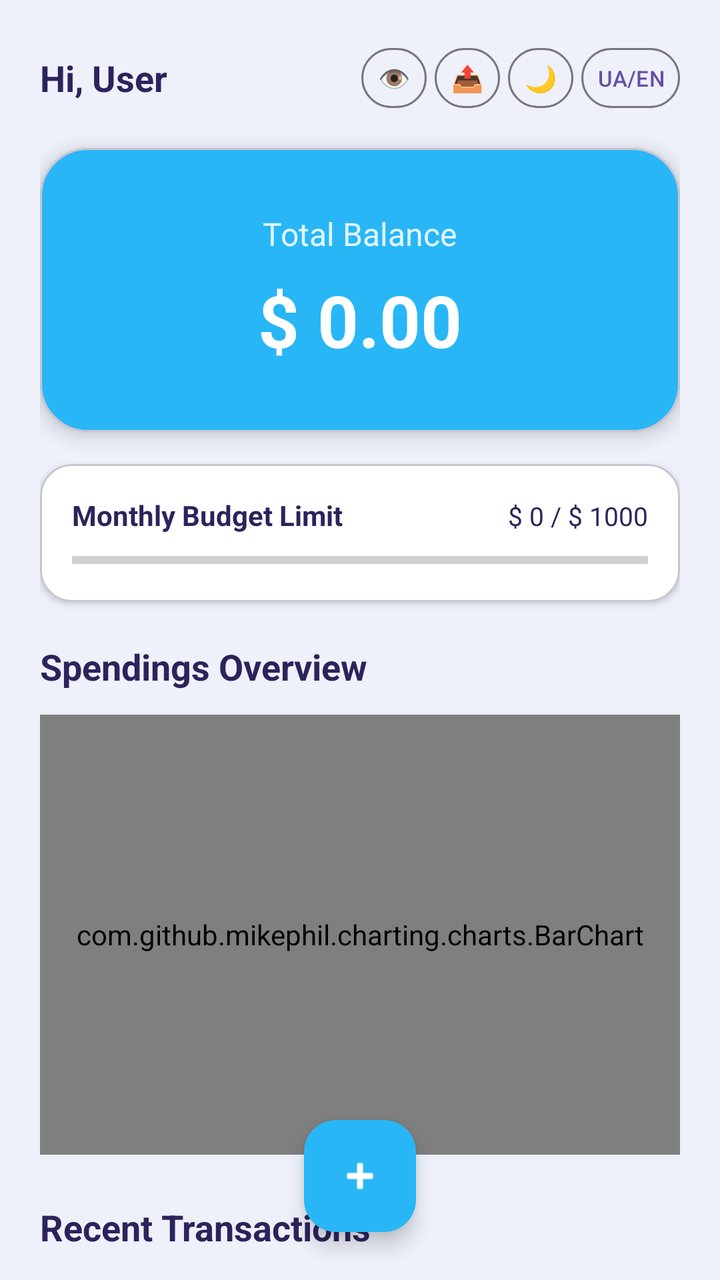
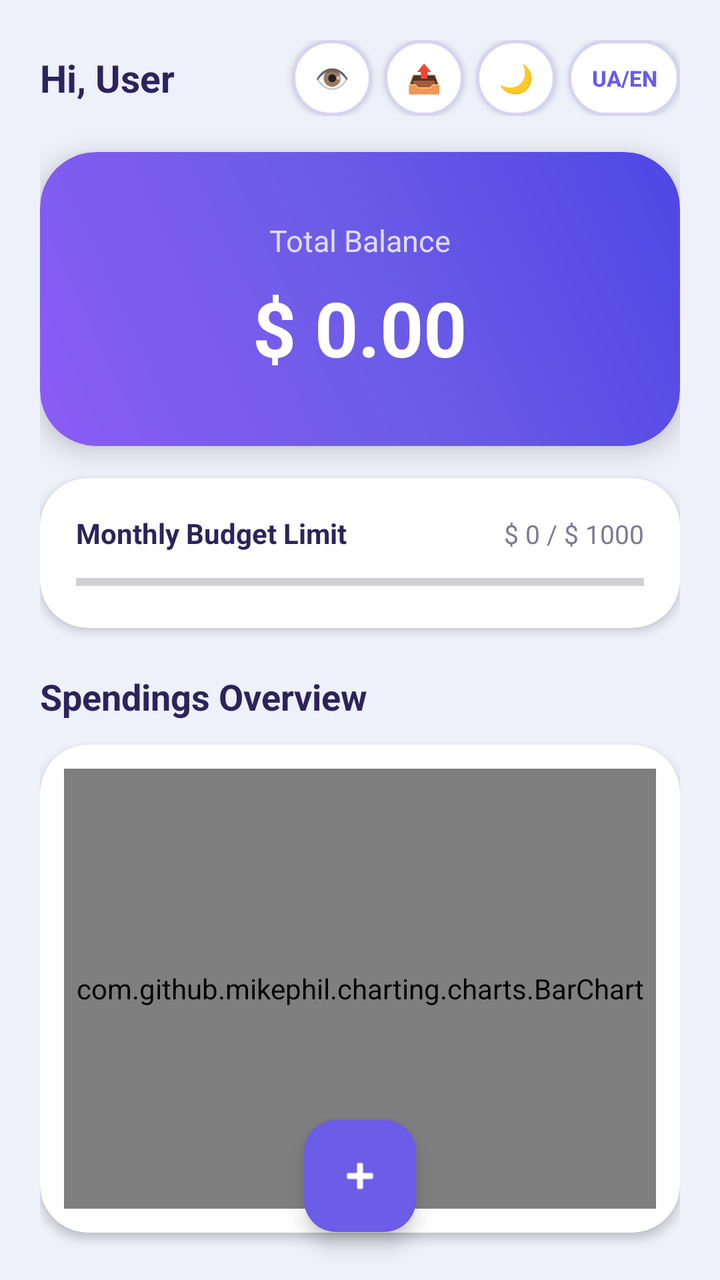

An Android layout rendered at two revisions. The XML below is the earlier revision; the diff shows what the commit changed to produce the second picture.
<!-- AndroidManifest.xml: application theme Theme.TrackFinance -->
<!-- res/layout/activity_main.xml -->
<?xml version="1.0" encoding="utf-8"?>
<androidx.coordinatorlayout.widget.CoordinatorLayout
        xmlns:android="http://schemas.android.com/apk/res/android"
        xmlns:app="http://schemas.android.com/apk/res-auto"
        android:id="@+id/main"
        android:layout_width="match_parent"
        android:layout_height="match_parent"
        android:background="@color/bg_screen">

    <androidx.core.widget.NestedScrollView
            android:layout_width="match_parent"
            android:layout_height="match_parent"
            android:padding="20dp"
            android:clipToPadding="false"
            android:paddingBottom="90dp">

        <LinearLayout
                android:layout_width="match_parent"
                android:layout_height="wrap_content"
                android:orientation="vertical">

            
            <LinearLayout
                    android:layout_width="match_parent"
                    android:layout_height="wrap_content"
                    android:orientation="horizontal"
                    android:gravity="center_vertical"
                    android:layout_marginBottom="16dp">

                <TextView
                        android:id="@+id/tvGreeting"
                        android:layout_width="0dp"
                        android:layout_height="wrap_content"
                        android:layout_weight="1"
                        android:text="Hi, User"
                        android:textSize="18sp"
                        android:textStyle="bold"
                        android:textColor="@color/text_primary" />

                <Button
                        android:id="@+id/btnPrivacy"
                        style="@style/Widget.Material3.Button.OutlinedButton"
                        android:layout_width="wrap_content"
                        android:layout_height="38dp"
                        android:text="👁️"
                        android:textSize="13sp"
                        android:minWidth="0dp"
                        android:paddingHorizontal="8dp"
                        android:layout_marginEnd="4dp" />

                <Button
                        android:id="@+id/btnShare"
                        style="@style/Widget.Material3.Button.OutlinedButton"
                        android:layout_width="wrap_content"
                        android:layout_height="38dp"
                        android:text="📤"
                        android:textSize="13sp"
                        android:minWidth="0dp"
                        android:paddingHorizontal="8dp"
                        android:layout_marginEnd="4dp" />

                <Button
                        android:id="@+id/btnTheme"
                        style="@style/Widget.Material3.Button.OutlinedButton"
                        android:layout_width="wrap_content"
                        android:layout_height="38dp"
                        android:text="🌙"
                        android:textSize="13sp"
                        android:minWidth="0dp"
                        android:paddingHorizontal="8dp"
                        android:layout_marginEnd="4dp" />

                <Button
                        android:id="@+id/btnLanguage"
                        style="@style/Widget.Material3.Button.OutlinedButton"
                        android:layout_width="wrap_content"
                        android:layout_height="38dp"
                        android:text="UA/EN"
                        android:textSize="11sp"
                        android:minWidth="0dp"
                        android:paddingHorizontal="8dp" />
            </LinearLayout>

            
            <com.google.android.material.card.MaterialCardView
                    android:layout_width="match_parent"
                    android:layout_height="wrap_content"
                    android:layout_marginBottom="16dp"
                    app:cardCornerRadius="24dp"
                    app:cardElevation="6dp"
                    app:cardBackgroundColor="#29B6F6">

                <LinearLayout
                        android:layout_width="match_parent"
                        android:layout_height="wrap_content"
                        android:orientation="vertical"
                        android:gravity="center"
                        android:paddingVertical="32dp"
                        android:paddingHorizontal="20dp">

                    <TextView
                            android:layout_width="wrap_content"
                            android:layout_height="wrap_content"
                            android:text="@string/total_balance"
                            android:textColor="#E1F5FE"
                            android:textSize="16sp"
                            android:layout_marginBottom="8dp" />

                    <TextView
                            android:id="@+id/tvTotalBalance"
                            android:layout_width="wrap_content"
                            android:layout_height="wrap_content"
                            android:text="$ 0.00"
                            android:textColor="@android:color/white"
                            android:textSize="36sp"
                            android:textStyle="bold" />
                </LinearLayout>
            </com.google.android.material.card.MaterialCardView>

            
            <com.google.android.material.card.MaterialCardView
                    android:id="@+id/cardBudget"
                    android:layout_width="match_parent"
                    android:layout_height="wrap_content"
                    android:layout_marginBottom="20dp"
                    app:cardCornerRadius="16dp"
                    app:cardElevation="2dp"
                    app:cardBackgroundColor="@color/card_bg">

                <LinearLayout
                        android:layout_width="match_parent"
                        android:layout_height="wrap_content"
                        android:orientation="vertical"
                        android:padding="16dp">

                    <LinearLayout
                            android:layout_width="match_parent"
                            android:layout_height="wrap_content"
                            android:orientation="horizontal"
                            android:layout_marginBottom="8dp">

                        <TextView
                                android:layout_width="0dp"
                                android:layout_height="wrap_content"
                                android:layout_weight="1"
                                android:text="@string/budget_limit_title"
                                android:textStyle="bold"
                                android:textSize="14sp"
                                android:textColor="@color/text_primary" />

                        <TextView
                                android:id="@+id/tvBudgetStatus"
                                android:layout_width="wrap_content"
                                android:layout_height="wrap_content"
                                android:text="$ 0 / $ 1000"
                                android:textSize="13sp"
                                android:textColor="@color/text_primary" />
                    </LinearLayout>

                    <ProgressBar
                            android:id="@+id/progressBudget"
                            style="?android:attr/progressBarStyleHorizontal"
                            android:layout_width="match_parent"
                            android:layout_height="10dp"
                            android:max="100"
                            android:progress="0" />

                    <TextView
                            android:id="@+id/tvBudgetWarning"
                            android:layout_width="wrap_content"
                            android:layout_height="wrap_content"
                            android:text="@string/budget_exceeded"
                            android:textColor="#EF5350"
                            android:textSize="12sp"
                            android:textStyle="bold"
                            android:layout_marginTop="6dp"
                            android:visibility="gone" />
                </LinearLayout>
            </com.google.android.material.card.MaterialCardView>

            
            <TextView
                    android:layout_width="wrap_content"
                    android:layout_height="wrap_content"
                    android:text="@string/spendings_overview"
                    android:textSize="18sp"
                    android:textStyle="bold"
                    android:textColor="@color/text_primary"
                    android:layout_marginBottom="12dp" />

            <com.github.mikephil.charting.charts.BarChart
                    android:id="@+id/barChart"
                    android:layout_width="match_parent"
                    android:layout_height="220dp"
                    android:layout_marginBottom="24dp" />

            
            <TextView
                    android:layout_width="wrap_content"
                    android:layout_height="wrap_content"
                    android:text="@string/recent_transactions"
                    android:textSize="18sp"
                    android:textStyle="bold"
                    android:textColor="@color/text_primary"
                    android:layout_marginBottom="12dp" />

            <androidx.recyclerview.widget.RecyclerView
                    android:id="@+id/rvTransactions"
                    android:layout_width="match_parent"
                    android:layout_height="wrap_content"
                    android:nestedScrollingEnabled="false" />
        </LinearLayout>
    </androidx.core.widget.NestedScrollView>

    <com.google.android.material.floatingactionbutton.FloatingActionButton
            android:id="@+id/fabAddTransaction"
            android:layout_width="wrap_content"
            android:layout_height="wrap_content"
            android:layout_gravity="bottom|center_horizontal"
            android:layout_marginBottom="24dp"
            android:src="@android:drawable/ic_input_add"
            app:tint="@android:color/white"
            app:backgroundTint="#29B6F6" />

</androidx.coordinatorlayout.widget.CoordinatorLayout>
<!-- resources referenced by this layout -->
<resources>
  <color name="bg_screen">#EEF0FA</color>
  <color name="card_bg">#FFFFFF</color>
  <color name="text_primary">#2D235C</color>
  <string name="budget_exceeded">Budget limit exceeded!</string>
  <string name="budget_limit_title">Monthly Budget Limit</string>
  <string name="recent_transactions">Recent Transactions</string>
  <string name="spendings_overview">Spendings Overview</string>
  <string name="total_balance">Total Balance</string>
  <style name="Theme.TrackFinance" parent="Base.Theme.TrackFinance" />
  <style name="Base.Theme.TrackFinance" parent="Theme.Material3.DayNight.NoActionBar">
          
          
      </style>
</resources>

<!-- the commit's change to res/layout/activity_main.xml (unified diff, before → after) -->
@@ -12,7 +12,7 @@
             android:layout_height="match_parent"
             android:padding="20dp"
             android:clipToPadding="false"
-            android:paddingBottom="90dp">
+            android:paddingBottom="96dp">
 
         <LinearLayout
                 android:layout_width="match_parent"
@@ -25,7 +25,7 @@
                     android:layout_height="wrap_content"
                     android:orientation="horizontal"
                     android:gravity="center_vertical"
-                    android:layout_marginBottom="16dp">
+                    android:layout_marginBottom="18dp">
 
                 <TextView
                         android:id="@+id/tvGreeting"
@@ -33,111 +33,111 @@
                         android:layout_height="wrap_content"
                         android:layout_weight="1"
                         android:text="Hi, User"
-                        android:textSize="18sp"
+                        android:textSize="19sp"
                         android:textStyle="bold"
                         android:textColor="@color/text_primary" />
 
-                <Button
+                <androidx.appcompat.widget.AppCompatButton
                         android:id="@+id/btnPrivacy"
-                        style="@style/Widget.Material3.Button.OutlinedButton"
+                        android:layout_width="40dp"
+                        android:layout_height="38dp"
+                        android:background="@drawable/bg_pill_outline"
+                        android:text="👁️"
+                        android:textSize="14sp"
+                        android:layout_marginEnd="6dp" />
+
+                <androidx.appcompat.widget.AppCompatButton
+                        android:id="@+id/btnShare"
+                        android:layout_width="40dp"
+                        android:layout_height="38dp"
+                        android:background="@drawable/bg_pill_outline"
+                        android:text="📤"
+                        android:textSize="14sp"
+                        android:layout_marginEnd="6dp" />
+
+                <androidx.appcompat.widget.AppCompatButton
+                        android:id="@+id/btnTheme"
+                        android:layout_width="40dp"
+                        android:layout_height="38dp"
+                        android:background="@drawable/bg_pill_outline"
+                        android:text="🌙"
+                        android:textSize="14sp"
+                        android:layout_marginEnd="6dp" />
+
+                <androidx.appcompat.widget.AppCompatButton
+                        android:id="@+id/btnLanguage"
                         android:layout_width="wrap_content"
                         android:layout_height="38dp"
-                        android:text="👁️"
-                        android:textSize="13sp"
-                        android:minWidth="0dp"
-                        android:paddingHorizontal="8dp"
-                        android:layout_marginEnd="4dp" />
-
-                <Button
-                        android:id="@+id/btnShare"
-                        style="@style/Widget.Material3.Button.OutlinedButton"
-                        android:layout_width="wrap_content"
-                        android:layout_height="38dp"
-                        android:text="📤"
-                        android:textSize="13sp"
-                        android:minWidth="0dp"
-                        android:paddingHorizontal="8dp"
-                        android:layout_marginEnd="4dp" />
-
-                <Button
-                        android:id="@+id/btnTheme"
-                        style="@style/Widget.Material3.Button.OutlinedButton"
-                        android:layout_width="wrap_content"
-                        android:layout_height="38dp"
-                        android:text="🌙"
-                        android:textSize="13sp"
-                        android:minWidth="0dp"
-                        android:paddingHorizontal="8dp"
-                        android:layout_marginEnd="4dp" />
-
-                <Button
-                        android:id="@+id/btnLanguage"
-                        style="@style/Widget.Material3.Button.OutlinedButton"
-                        android:layout_width="wrap_content"
-                        android:layout_height="38dp"
+                        android:minWidth="56dp"
+                        android:paddingHorizontal="10dp"
+                        android:background="@drawable/bg_pill_outline"
                         android:text="UA/EN"
-                        android:textSize="11sp"
-                        android:minWidth="0dp"
-                        android:paddingHorizontal="8dp" />
+                        android:textAllCaps="false"
+                        android:textColor="@color/accent_purple"
+                        android:textStyle="bold"
+                        android:textSize="11sp" />
             </LinearLayout>
 
             
             <com.google.android.material.card.MaterialCardView
+                    android:id="@+id/cardBalance"
                     android:layout_width="match_parent"
                     android:layout_height="wrap_content"
                     android:layout_marginBottom="16dp"
+                    app:cardCornerRadius="28dp"
+                    app:cardElevation="8dp"
+                    app:strokeWidth="0dp">
+
+                <LinearLayout
+                        android:layout_width="match_parent"
+                        android:layout_height="wrap_content"
+                        android:background="@drawable/bg_gradient_balance"
+                        android:orientation="vertical"
+                        android:gravity="center"
+                        android:paddingVertical="34dp"
+                        android:paddingHorizontal="20dp">
+
+                    <TextView
+                            android:layout_width="wrap_content"
+                            android:layout_height="wrap_content"
+                            android:text="@string/total_balance"
+                            android:textColor="#E0DCFF"
+                            android:textSize="15sp"
+                            android:layout_marginBottom="8dp" />
+
+                    <TextView
+                            android:id="@+id/tvTotalBalance"
+                            android:layout_width="wrap_content"
+                            android:layout_height="wrap_content"
+                            android:text="$ 0.00"
+                            android:textColor="@android:color/white"
+                            android:textSize="38sp"
+                            android:textStyle="bold" />
+                </LinearLayout>
+            </com.google.android.material.card.MaterialCardView>
+
+            
+            <com.google.android.material.card.MaterialCardView
+                    android:id="@+id/cardBudget"
+                    android:layout_width="match_parent"
+                    android:layout_height="wrap_content"
+                    android:layout_marginBottom="22dp"
                     app:cardCornerRadius="24dp"
-                    app:cardElevation="6dp"
-                    app:cardBackgroundColor="#29B6F6">
+                    app:cardElevation="3dp"
+                    app:strokeWidth="0dp"
+                    app:cardBackgroundColor="@color/card_bg">
 
                 <LinearLayout
                         android:layout_width="match_parent"
                         android:layout_height="wrap_content"
                         android:orientation="vertical"
-                        android:gravity="center"
-                        android:paddingVertical="32dp"
-                        android:paddingHorizontal="20dp">
-
-                    <TextView
-                            android:layout_width="wrap_content"
-                            android:layout_height="wrap_content"
-                            android:text="@string/total_balance"
-                            android:textColor="#E1F5FE"
-                            android:textSize="16sp"
-                            android:layout_marginBottom="8dp" />
-
-                    <TextView
-                            android:id="@+id/tvTotalBalance"
-                            android:layout_width="wrap_content"
-                            android:layout_height="wrap_content"
-                            android:text="$ 0.00"
-                            android:textColor="@android:color/white"
-                            android:textSize="36sp"
-                            android:textStyle="bold" />
-                </LinearLayout>
-            </com.google.android.material.card.MaterialCardView>
-
-            
-            <com.google.android.material.card.MaterialCardView
-                    android:id="@+id/cardBudget"
-                    android:layout_width="match_parent"
-                    android:layout_height="wrap_content"
-                    android:layout_marginBottom="20dp"
-                    app:cardCornerRadius="16dp"
-                    app:cardElevation="2dp"
-                    app:cardBackgroundColor="@color/card_bg">
-
-                <LinearLayout
-                        android:layout_width="match_parent"
-                        android:layout_height="wrap_content"
-                        android:orientation="vertical"
-                        android:padding="16dp">
+                        android:padding="18dp">
 
                     <LinearLayout
                             android:layout_width="match_parent"
                             android:layout_height="wrap_content"
                             android:orientation="horizontal"
-                            android:layout_marginBottom="8dp">
+                            android:layout_marginBottom="10dp">
 
                         <TextView
                                 android:layout_width="0dp"
@@ -154,7 +154,7 @@
                                 android:layout_height="wrap_content"
                                 android:text="$ 0 / $ 1000"
                                 android:textSize="13sp"
-                                android:textColor="@color/text_primary" />
+                                android:textColor="@color/text_secondary" />
                     </LinearLayout>
 
                     <ProgressBar
@@ -188,11 +188,21 @@
                     android:textColor="@color/text_primary"
                     android:layout_marginBottom="12dp" />
 
-            <com.github.mikephil.charting.charts.BarChart
-                    android:id="@+id/barChart"
-                    android:layout_width="match_parent"
-                    android:layout_height="220dp"
-                    android:layout_marginBottom="24dp" />
+            <com.google.android.material.card.MaterialCardView
+                    android:layout_width="match_parent"
+                    android:layout_height="wrap_content"
+                    android:layout_marginBottom="22dp"
+                    app:cardCornerRadius="24dp"
+                    app:cardElevation="3dp"
+                    app:strokeWidth="0dp"
+                    app:cardBackgroundColor="@color/card_bg">
+
+                <com.github.mikephil.charting.charts.BarChart
+                        android:id="@+id/barChart"
+                        android:layout_width="match_parent"
+                        android:layout_height="220dp"
+                        android:layout_margin="12dp" />
+            </com.google.android.material.card.MaterialCardView>
 
             
             <TextView
@@ -220,6 +230,6 @@
             android:layout_marginBottom="24dp"
             android:src="@android:drawable/ic_input_add"
             app:tint="@android:color/white"
-            app:backgroundTint="#29B6F6" />
+            app:backgroundTint="@color/accent_purple" />
 
 </androidx.coordinatorlayout.widget.CoordinatorLayout>
<!-- resource entries referenced after the edit -->
@@ -1,8 +1,34 @@
 <!-- resources referenced by this layout -->
 <resources>
+  <color name="accent_purple">#6C5CE7</color>
   <color name="bg_screen">#EEF0FA</color>
   <color name="card_bg">#FFFFFF</color>
   <color name="text_primary">#2D235C</color>
+  <color name="text_secondary">#7C7A94</color>
+  <!-- drawable bg_gradient_balance (drawable) -->
+  <?xml version="1.0" encoding="utf-8"?>
+  <shape xmlns:android="http://schemas.android.com/apk/res/android"
+         android:shape="rectangle">
+      <gradient
+              android:angle="45"
+              android:startColor="#8B5CF6"
+              android:centerColor="#6C5CE7"
+              android:endColor="#4F46E5"
+              android:type="linear" />
+      <corners android:radius="28dp" />
+  </shape>
+  <!-- drawable bg_pill_outline (drawable) -->
+  <?xml version="1.0" encoding="utf-8"?>
+  <ripple xmlns:android="http://schemas.android.com/apk/res/android"
+          android:color="#226C5CE7">
+      <item>
+          <shape android:shape="rectangle">
+              <solid android:color="@color/card_bg" />
+              <stroke android:width="1.5dp" android:color="#D6D4F0" />
+              <corners android:radius="28dp" />
+          </shape>
+      </item>
+  </ripple>
   <string name="budget_exceeded">Budget limit exceeded!</string>
   <string name="budget_limit_title">Monthly Budget Limit</string>
   <string name="recent_transactions">Recent Transactions</string>
